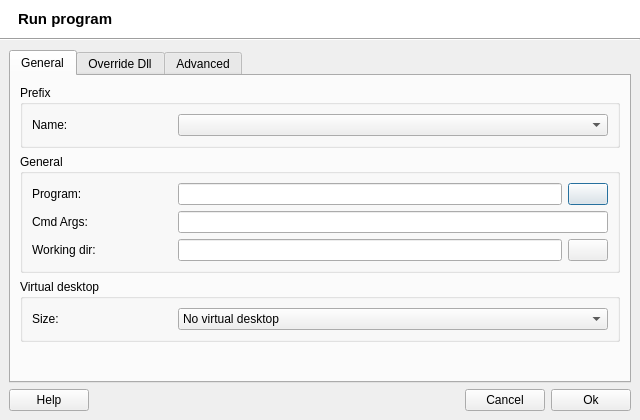
brezerk/q4wine, file src/uis/Run.ui: the form before one commit.
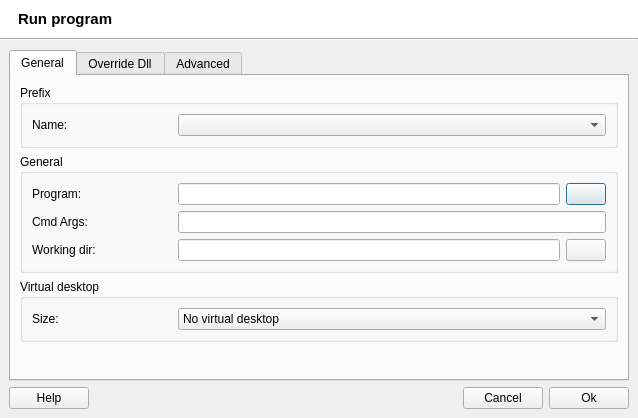
The form after the commit. Icons and pictures are not drawn.

Diff of the .ui file:
```diff
--- a/src/uis/Run.ui
+++ b/src/uis/Run.ui
@@ -9,8 +9,8 @@
    <rect>
     <x>0</x>
     <y>0</y>
-    <width>640</width>
-    <height>420</height>
+    <width>638</width>
+    <height>418</height>
    </rect>
   </property>
   <property name="minimumSize">
```
Left out of the diff: 4 changed lines with no effect on the pictures.
